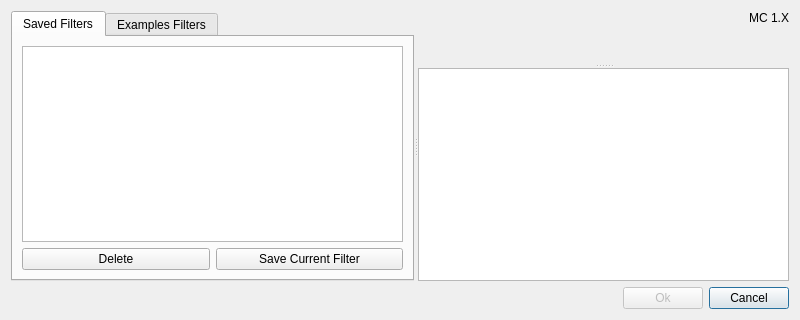
First picture: the form in src/presetdialog.ui, repository Cubitect/cubiomes-viewer, before the edit.
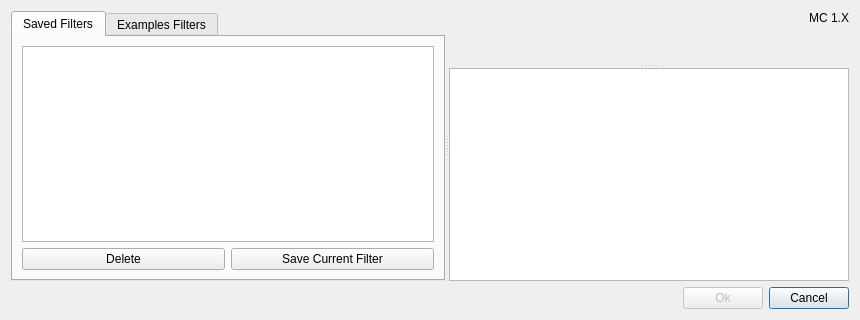
Second picture: the form after the edit. Icons and pictures are not drawn. Custom widgets are drawn as their Qt base class.

```diff
--- a/src/presetdialog.ui
+++ b/src/presetdialog.ui
@@ -6,7 +6,7 @@
    <rect>
     <x>0</x>
     <y>0</y>
-    <width>800</width>
+    <width>860</width>
     <height>320</height>
    </rect>
   </property>
@@ -17,9 +17,9 @@
    <iconset resource="../rc/icons.qrc">
     <normaloff>:/icons/map.png</normaloff>:/icons/map.png</iconset>
   </property>
-  <layout class="QGridLayout" name="gridLayout_4">
+  <layout class="QGridLayout" name="gridLayout_5">
    <item row="0" column="0">
-    <widget class="QSplitter" name="splitter_2">
+    <widget class="QSplitter" name="splitterH">
      <property name="sizePolicy">
       <sizepolicy hsizetype="Expanding" vsizetype="Expanding">
        <horstretch>0</horstretch>
@@ -29,6 +29,9 @@
      <property name="orientation">
       <enum>Qt::Horizontal</enum>
      </property>
+     <widget class="QWidget" name="gridLayoutWidget">
+      <layout class="QGridLayout" name="gridLayout_4">
+       <item row="0" column="0">
      <widget class="QTabWidget" name="tabWidget">
       <property name="currentIndex">
        <number>0</number>
@@ -94,8 +97,20 @@
        </layout>
       </widget>
      </widget>
+       </item>
+      </layout>
+     </widget>
      <widget class="QWidget" name="layoutWidget">
       <layout class="QGridLayout" name="gridLayout_3">
+       <item row="1" column="0">
+        <widget class="QSplitter" name="splitterV">
+         <property name="orientation">
+          <enum>Qt::Vertical</enum>
+         </property>
+         <widget class="FormConditions" name="formCond" native="true"/>
+         <widget class="QTextEdit" name="textDesc"/>
+        </widget>
+       </item>
        <item row="0" column="0">
         <widget class="QLabel" name="labelMC">
          <property name="text">
@@ -106,15 +121,6 @@
          </property>
         </widget>
        </item>
-       <item row="1" column="0">
-        <widget class="QSplitter" name="splitter">
-         <property name="orientation">
-          <enum>Qt::Vertical</enum>
-         </property>
-         <widget class="FormConditions" name="formCond" native="true"/>
-         <widget class="QTextEdit" name="textDesc"/>
-        </widget>
-       </item>
       </layout>
      </widget>
     </widget>
```
Lines whose indentation alone changed are shown as unchanged.
